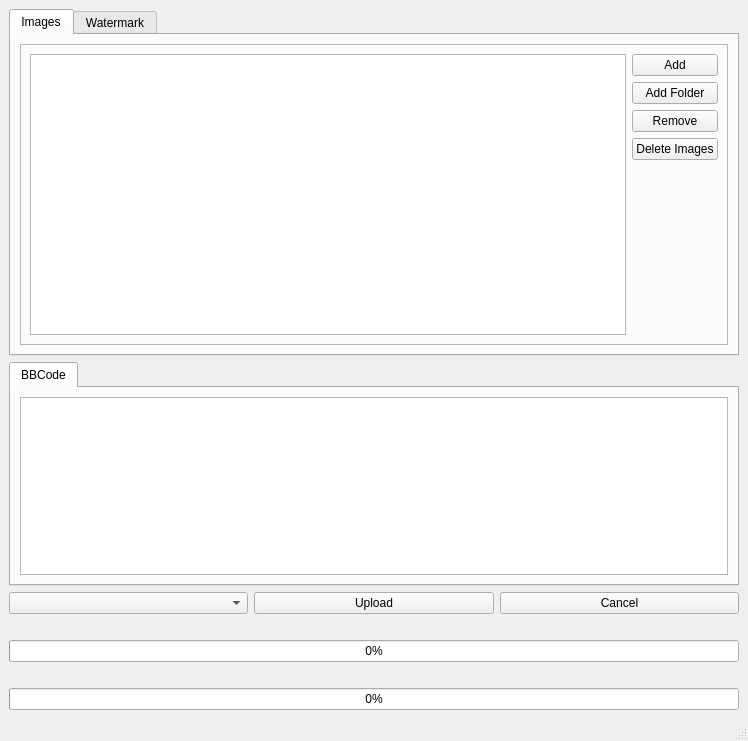
Before: the Qt Designer form ui.ui in Brandhor/pymguploader, drawn with Qt 5.
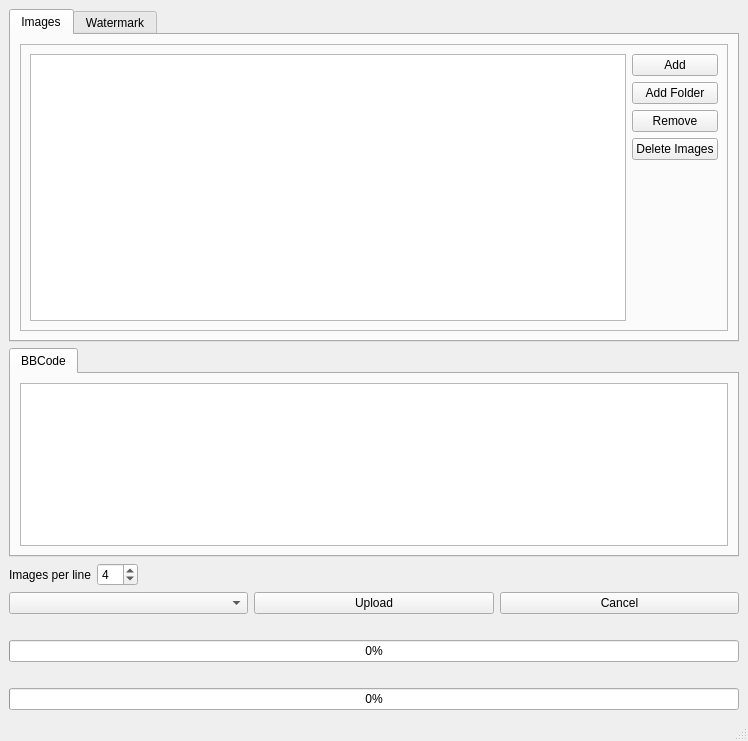
After: the same form once the commit is applied. Icons and pictures are not drawn.

```diff
--- a/ui.ui
+++ b/ui.ui
@@ -396,6 +396,40 @@
       </widget>
      </widget>
     </item>
+    <item>
+     <layout class="QHBoxLayout" >
+      <item>
+       <widget class="QLabel" name="label_2" >
+        <property name="text" >
+         <string>Images per line</string>
+        </property>
+       </widget>
+      </item>
+      <item>
+       <widget class="QSpinBox" name="spinImg" >
+        <property name="minimum" >
+         <number>1</number>
+        </property>
+        <property name="value" >
+         <number>4</number>
+        </property>
+       </widget>
+      </item>
+      <item>
+       <spacer>
+        <property name="orientation" >
+         <enum>Qt::Horizontal</enum>
+        </property>
+        <property name="sizeHint" >
+         <size>
+          <width>40</width>
+          <height>20</height>
+         </size>
+        </property>
+       </spacer>
+      </item>
+     </layout>
+    </item>
     <item>
      <layout class="QHBoxLayout" >
       <item>
```
